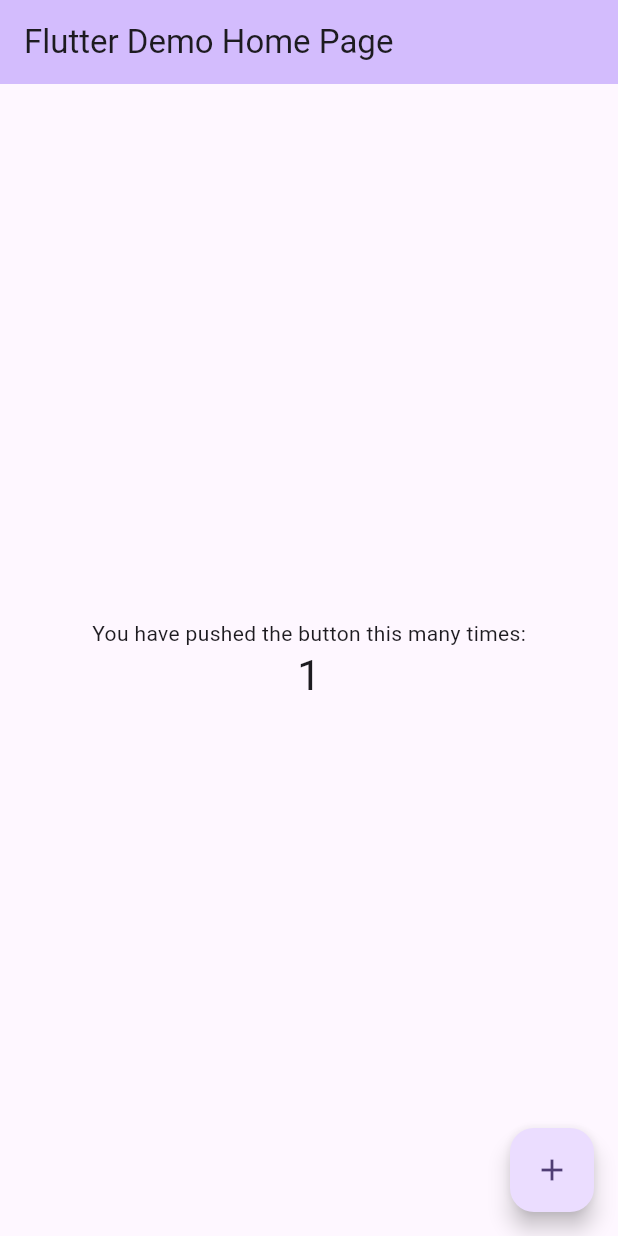
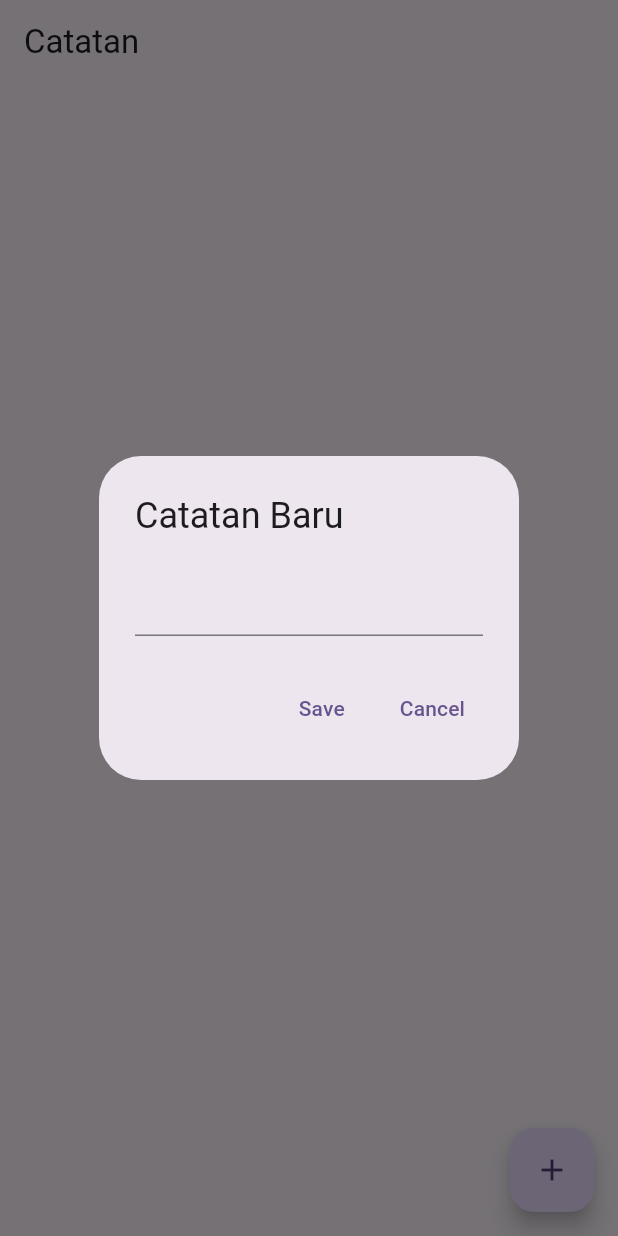
Before and after one commit to annasnurdin/local_storage_hive_ce, a Flutter app: the screen it shows after launch, after a tap on the "add" icon, on a phone screen of 412 x 824 dp. Run offline on Flutter 3.47's test engine with Material 3 defaults, Android fonts, the phone set to English and light mode, and no system bars; our stand-ins replace hive_ce_flutter; accounts and stored records are empty.

Commit message:
Main & HomePage

```diff
--- /dev/null
+++ b/lib/home_page.dart
@@ -0,0 +1,109 @@
+import 'package:flutter/material.dart';
+import 'package:hive_ce_flutter/hive_flutter.dart';
+
+class HomePage extends StatefulWidget {
+  const HomePage({super.key});
+
+  @override
+  State<HomePage> createState() => _HomePageState();
+}
+
+class _HomePageState extends State<HomePage> {
+  //ambil box atau databasenya
+  final _database = Hive.box("box_database"); //sama dengan di main.dart
+
+  //controller
+  final _textController = TextEditingController();
+
+  //list catatan
+  List tabelCatatan = [];
+
+  @override
+  void initState() {
+    //load tabel catatan
+    tabelCatatan = _database.get("tabel_catatan") ??
+        []; //kalau null, tampilkan array kosong
+    super.initState();
+  }
+
+  //buka dialog baru untuk menambah catatan
+  void bukaCatatan() {
+    showDialog(
+        context: context,
+        builder: (context) => AlertDialog(
+              title: const Text("Catatan Baru"),
+              content: TextField(
+                controller: _textController,
+              ),
+              actions: [
+                //save
+                TextButton(
+                  onPressed: () {
+                    Navigator.pop(context);
+                    tambahCatatan();
+                  },
+                  child: const Text("Save"),
+                ),
+                //cancel
+                TextButton(
+                  onPressed: () {
+                    Navigator.pop(context);
+                    _textController.clear();
+                  },
+                  child: const Text("Cancel"),
+                )
+              ],
+            ));
+  }
+
+  //tambah catatan
+  void tambahCatatan() {
+    String isiCatatan = _textController.text;
+    setState(() {
+      tabelCatatan.add(isiCatatan);
+      _textController.clear();
+    });
+    simpanData();
+  }
+
+  //hapus catatan
+  void hapus(int index) {
+    setState(() {
+      tabelCatatan.removeAt(index);
+    });
+    simpanData();
+  }
+
+  //simpan ke box / database
+  void simpanData() {
+    _database.put("tabel_catatan",
+        tabelCatatan); //tabel boxnya sebagai key, dan tabel isinya sebagai value
+  }
+
+  @override
+  Widget build(BuildContext context) {
+    return Scaffold(
+      appBar: AppBar(
+        title: const Text("Catatan"),
+      ),
+      floatingActionButton: FloatingActionButton(
+        onPressed: bukaCatatan,
+        child: const Icon(Icons.add),
+      ),
+
+      //tampilkan catatan disini pakai Listview.builder
+      body: ListView.builder(
+          itemCount: tabelCatatan.length,
+          itemBuilder: (context, index) {
+            //ambil masing masing baris
+            final catatan = tabelCatatan[index];
+            return ListTile(
+              title: Text(catatan),
+              trailing: IconButton(
+                  onPressed: () => hapus(index),
+                  icon: const Icon(Icons.delete)),
+            );
+          }),
+    );
+  }
+}
--- a/lib/main.dart
+++ b/lib/main.dart
@@ -1,125 +1,29 @@
 import 'package:flutter/material.dart';
+import 'package:hive_ce_flutter/adapters.dart';
+import 'package:local_storage_hive_ce/home_page.dart';
 
-void main() {
+void main() async {
+  //init HIVE
+  await Hive.initFlutter();
+  //open BOX (database)
+  await Hive.openBox(
+      "box_database"); //harus sama dengan di Hive.box("box_database");
   runApp(const MyApp());
 }
 
 class MyApp extends StatelessWidget {
   const MyApp({super.key});
 
-  // This widget is the root of your application.
   @override
   Widget build(BuildContext context) {
     return MaterialApp(
-      title: 'Flutter Demo',
+      title: 'Local Storage - Hive CE',
       theme: ThemeData(
-        // This is the theme of your application.
-        //
-        // TRY THIS: Try running your application with "flutter run". You'll see
-        // the application has a purple toolbar. Then, without quitting the app,
-        // try changing the seedColor in the colorScheme below to Colors.green
-        // and then invoke "hot reload" (save your changes or press the "hot
-        // reload" button in a Flutter-supported IDE, or press "r" if you used
-        // the command line to start the app).
-        //
-        // Notice that the counter didn't reset back to zero; the application
-        // state is not lost during the reload. To reset the state, use hot
-        // restart instead.
-        //
-        // This works for code too, not just values: Most code changes can be
-        // tested with just a hot reload.
         colorScheme: ColorScheme.fromSeed(seedColor: Colors.deepPurple),
         useMaterial3: true,
       ),
-      home: const MyHomePage(title: 'Flutter Demo Home Page'),
+      debugShowCheckedModeBanner: false,
+      home: const HomePage(),
     );
   }
 }
-
-class MyHomePage extends StatefulWidget {
-  const MyHomePage({super.key, required this.title});
-
-  // This widget is the home page of your application. It is stateful, meaning
-  // that it has a State object (defined below) that contains fields that affect
-  // how it looks.
-
-  // This class is the configuration for the state. It holds the values (in this
-  // case the title) provided by the parent (in this case the App widget) and
-  // used by the build method of the State. Fields in a Widget subclass are
-  // always marked "final".
-
-  final String title;
-
-  @override
-  State<MyHomePage> createState() => _MyHomePageState();
-}
-
-class _MyHomePageState extends State<MyHomePage> {
-  int _counter = 0;
-
-  void _incrementCounter() {
-    setState(() {
-      // This call to setState tells the Flutter framework that something has
-      // changed in this State, which causes it to rerun the build method below
-      // so that the display can reflect the updated values. If we changed
-      // _counter without calling setState(), then the build method would not be
-      // called again, and so nothing would appear to happen.
-      _counter++;
-    });
-  }
-
-  @override
-  Widget build(BuildContext context) {
-    // This method is rerun every time setState is called, for instance as done
-    // by the _incrementCounter method above.
-    //
-    // The Flutter framework has been optimized to make rerunning build methods
-    // fast, so that you can just rebuild anything that needs updating rather
-    // than having to individually change instances of widgets.
-    return Scaffold(
-      appBar: AppBar(
-        // TRY THIS: Try changing the color here to a specific color (to
-        // Colors.amber, perhaps?) and trigger a hot reload to see the AppBar
-        // change color while the other colors stay the same.
-        backgroundColor: Theme.of(context).colorScheme.inversePrimary,
-        // Here we take the value from the MyHomePage object that was created by
-        // the App.build method, and use it to set our appbar title.
-        title: Text(widget.title),
-      ),
-      body: Center(
-        // Center is a layout widget. It takes a single child and positions it
-        // in the middle of the parent.
-        child: Column(
-          // Column is also a layout widget. It takes a list of children and
-          // arranges them vertically. By default, it sizes itself to fit its
-          // children horizontally, and tries to be as tall as its parent.
-          //
-          // Column has various properties to control how it sizes itself and
-          // how it positions its children. Here we use mainAxisAlignment to
-          // center the children vertically; the main axis here is the vertical
-          // axis because Columns are vertical (the cross axis would be
-          // horizontal).
-          //
-          // TRY THIS: Invoke "debug painting" (choose the "Toggle Debug Paint"
-          // action in the IDE, or press "p" in the console), to see the
-          // wireframe for each widget.
-          mainAxisAlignment: MainAxisAlignment.center,
-          children: <Widget>[
-            const Text(
-              'You have pushed the button this many times:',
-            ),
-            Text(
-              '$_counter',
-              style: Theme.of(context).textTheme.headlineMedium,
-            ),
-          ],
-        ),
-      ),
-      floatingActionButton: FloatingActionButton(
-        onPressed: _incrementCounter,
-        tooltip: 'Increment',
-        child: const Icon(Icons.add),
-      ), // This trailing comma makes auto-formatting nicer for build methods.
-    );
-  }
-}
--- a/pubspec.yaml
+++ b/pubspec.yaml
@@ -35,6 +35,8 @@ dependencies:
   # The following adds the Cupertino Icons font to your application.
   # Use with the CupertinoIcons class for iOS style icons.
   cupertino_icons: ^1.0.6
+  hive_ce: ^2.4.4
+  hive_ce_flutter: ^2.1.0
 
 dev_dependencies:
   flutter_test:
```
Also changed, not shown: pubspec.lock, 37 other files.
